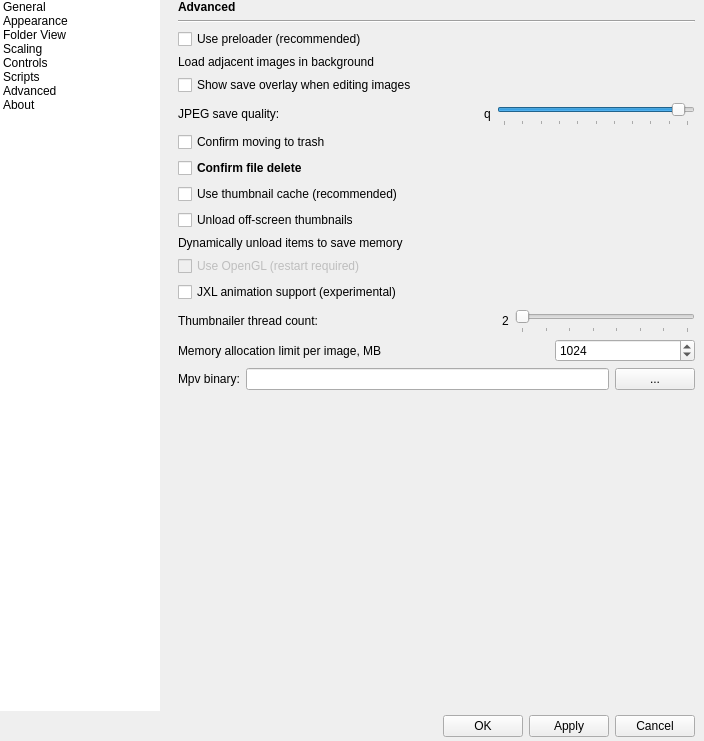
First picture: the form in qimgv/gui/dialogs/settingsdialog.ui, repository do-i/thumbgrid, before the edit.
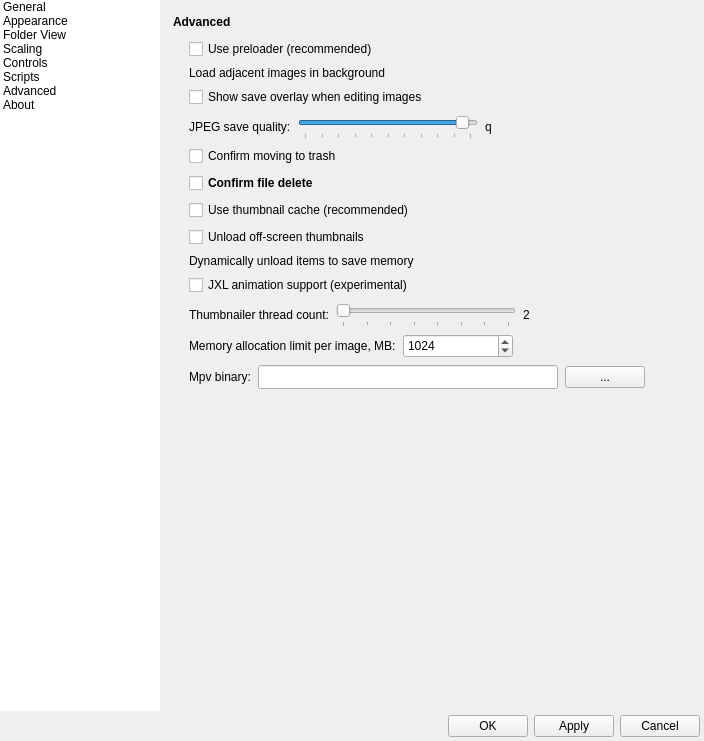
Second picture: the form after the edit. The open tabs and pages were chosen to show the change. Custom widgets are drawn as their Qt base class.

Commit message: layout tweaks, finish other settings pages

What changed in the file:
```diff
--- a/qimgv/gui/dialogs/settingsdialog.ui
+++ b/qimgv/gui/dialogs/settingsdialog.ui
@@ -71,7 +71,7 @@
    <item>
     <layout class="QHBoxLayout" name="horizontalLayout_22" stretch="0,99">
      <property name="spacing">
-      <number>9</number>
+      <number>4</number>
      </property>
      <property name="topMargin">
       <number>0</number>
@@ -3620,7 +3620,7 @@
                <rect>
                 <x>0</x>
                 <y>0</y>
-                <width>531</width>
+                <width>536</width>
                 <height>705</height>
                </rect>
               </property>
@@ -3629,12 +3629,39 @@
                 <number>9</number>
                </property>
                <property name="topMargin">
-                <number>0</number>
+                <number>9</number>
                </property>
                <property name="rightMargin">
                 <number>9</number>
                </property>
                <property name="bottomMargin">
+                <number>9</number>
+               </property>
+               <item>
+                <spacer name="verticalSpacer_17">
+                 <property name="orientation">
+                  <enum>Qt::Vertical</enum>
+                 </property>
+                 <property name="sizeType">
+                  <enum>QSizePolicy::Fixed</enum>
+                 </property>
+                 <property name="sizeHint" stdset="0">
+                  <size>
+                   <width>20</width>
+                   <height>6</height>
+                  </size>
+                 </property>
+                </spacer>
+               </item>
+               <item>
+                <layout class="QHBoxLayout" name="horizontalLayout_39">
+                 <property name="leftMargin">
+                  <number>0</number>
+                 </property>
+                 <property name="topMargin">
+                  <number>0</number>
+                 </property>
+                 <property name="rightMargin">
                 <number>0</number>
                </property>
                <item>
@@ -3650,12 +3677,37 @@
                 </widget>
                </item>
                <item>
-                <widget class="Line" name="line_12">
-                 <property name="orientation">
-                  <enum>Qt::Horizontal</enum>
+                  <widget class="QWidget" name="widget_15" native="true">
+                   <property name="sizePolicy">
+                    <sizepolicy hsizetype="Expanding" vsizetype="Preferred">
+                     <horstretch>0</horstretch>
+                     <verstretch>0</verstretch>
+                    </sizepolicy>
+                   </property>
+                   <property name="accessibleName">
+                    <string notr="true">SLine</string>
                  </property>
                 </widget>
                </item>
+                </layout>
+               </item>
+               <item>
+                <layout class="QVBoxLayout" name="verticalLayout_36">
+                 <property name="spacing">
+                  <number>7</number>
+                 </property>
+                 <property name="leftMargin">
+                  <number>16</number>
+                 </property>
+                 <property name="topMargin">
+                  <number>4</number>
+                 </property>
+                 <property name="rightMargin">
+                  <number>0</number>
+                 </property>
+                 <property name="bottomMargin">
+                  <number>0</number>
+                 </property>
                <item>
                 <widget class="QCheckBox" name="usePreloaderCheckBox">
                  <property name="sizePolicy">
@@ -3704,28 +3756,14 @@
                    </property>
                   </widget>
                  </item>
-                 <item>
-                  <spacer name="horizontalSpacer_7">
-                   <property name="orientation">
-                    <enum>Qt::Horizontal</enum>
-                   </property>
-                   <property name="sizeHint" stdset="0">
-                    <size>
-                     <width>40</width>
-                     <height>20</height>
-                    </size>
-                   </property>
-                  </spacer>
-                 </item>
-                 <item>
-                  <widget class="QLabel" name="JPEGQualityLabel">
-                   <property name="text">
-                    <string>q</string>
-                   </property>
-                  </widget>
-                 </item>
                  <item>
                   <widget class="QSlider" name="JPEGQualitySlider">
+                     <property name="sizePolicy">
+                      <sizepolicy hsizetype="Fixed" vsizetype="Fixed">
+                       <horstretch>0</horstretch>
+                       <verstretch>0</verstretch>
+                      </sizepolicy>
+                     </property>
                    <property name="minimumSize">
                     <size>
                      <width>180</width>
@@ -3755,6 +3793,26 @@
                    </property>
                   </widget>
                  </item>
+                   <item>
+                    <widget class="QLabel" name="JPEGQualityLabel">
+                     <property name="text">
+                      <string>q</string>
+                     </property>
+                    </widget>
+                   </item>
+                   <item>
+                    <spacer name="horizontalSpacer_7">
+                     <property name="orientation">
+                      <enum>Qt::Horizontal</enum>
+                     </property>
+                     <property name="sizeHint" stdset="0">
+                      <size>
+                       <width>40</width>
+                       <height>20</height>
+                      </size>
+                     </property>
+                    </spacer>
+                   </item>
                 </layout>
                </item>
                <item>
@@ -3809,16 +3867,6 @@
                  </property>
                 </widget>
                </item>
-               <item>
-                <widget class="QCheckBox" name="useOpenGLCheckBox">
-                 <property name="enabled">
-                  <bool>false</bool>
-                 </property>
-                 <property name="text">
-                  <string>Use OpenGL (restart required)</string>
-                 </property>
-                </widget>
-               </item>
                <item>
                 <widget class="QCheckBox" name="animatedJxlCheckBox">
                  <property name="text">
@@ -3848,17 +3896,35 @@
                   </widget>
                  </item>
                  <item>
-                  <spacer name="horizontalSpacer_9">
-                   <property name="orientation">
-                    <enum>Qt::Horizontal</enum>
-                   </property>
-                   <property name="sizeHint" stdset="0">
+                    <widget class="QSlider" name="thumbnailerThreadsSlider">
+                     <property name="sizePolicy">
+                      <sizepolicy hsizetype="Fixed" vsizetype="Fixed">
+                       <horstretch>0</horstretch>
+                       <verstretch>0</verstretch>
+                      </sizepolicy>
+                     </property>
+                     <property name="minimumSize">
                     <size>
-                     <width>40</width>
-                     <height>20</height>
-                    </size>
-                   </property>
-                  </spacer>
+                       <width>180</width>
+                       <height>25</height>
+                      </size>
+                     </property>
+                     <property name="minimum">
+                      <number>1</number>
+                     </property>
+                     <property name="maximum">
+                      <number>8</number>
+                     </property>
+                     <property name="pageStep">
+                      <number>1</number>
+                     </property>
+                     <property name="orientation">
+                      <enum>Qt::Horizontal</enum>
+                     </property>
+                     <property name="tickPosition">
+                      <enum>QSlider::TicksBelow</enum>
+                     </property>
+                    </widget>
                  </item>
                  <item>
                   <widget class="QLabel" name="thumbnailerThreadsLabel">
@@ -3868,29 +3934,17 @@
                   </widget>
                  </item>
                  <item>
-                  <widget class="QSlider" name="thumbnailerThreadsSlider">
-                   <property name="minimumSize">
-                    <size>
-                     <width>180</width>
-                     <height>25</height>
-                    </size>
-                   </property>
-                   <property name="minimum">
-                    <number>1</number>
-                   </property>
-                   <property name="maximum">
-                    <number>8</number>
-                   </property>
-                   <property name="pageStep">
-                    <number>1</number>
-                   </property>
+                    <spacer name="horizontalSpacer_9">
                    <property name="orientation">
                     <enum>Qt::Horizontal</enum>
                    </property>
-                   <property name="tickPosition">
-                    <enum>QSlider::TicksBelow</enum>
-                   </property>
-                  </widget>
+                     <property name="sizeHint" stdset="0">
+                      <size>
+                       <width>40</width>
+                       <height>20</height>
+                      </size>
+                     </property>
+                    </spacer>
                  </item>
                 </layout>
                </item>
@@ -3911,22 +3965,22 @@
                  <item>
                   <widget class="QLabel" name="memoryLimitLabel">
                    <property name="text">
-                    <string>Memory allocation limit per image, MB</string>
+                      <string>Memory allocation limit per image, MB:</string>
                    </property>
                   </widget>
                  </item>
                  <item>
                   <widget class="QSpinBox" name="memoryLimitSpinBox">
                    <property name="sizePolicy">
-                    <sizepolicy hsizetype="Fixed" vsizetype="Fixed">
+                      <sizepolicy hsizetype="Fixed" vsizetype="Minimum">
                      <horstretch>0</horstretch>
                      <verstretch>0</verstretch>
                     </sizepolicy>
                    </property>
                    <property name="minimumSize">
                     <size>
-                     <width>140</width>
-                     <height>0</height>
+                       <width>110</width>
+                       <height>24</height>
                     </size>
                    </property>
                    <property name="minimum">
@@ -3943,6 +3997,19 @@
                    </property>
                   </widget>
                  </item>
+                   <item>
+                    <spacer name="horizontalSpacer_32">
+                     <property name="orientation">
+                      <enum>Qt::Horizontal</enum>
+                     </property>
+                     <property name="sizeHint" stdset="0">
+                      <size>
+                       <width>40</width>
+                       <height>20</height>
+                      </size>
+                     </property>
+                    </spacer>
+                   </item>
                 </layout>
                </item>
                <item>
@@ -3952,12 +4019,6 @@
                    <property name="enabled">
                     <bool>true</bool>
                    </property>
-                   <property name="sizePolicy">
-                    <sizepolicy hsizetype="Minimum" vsizetype="Minimum">
-                     <horstretch>0</horstretch>
-                     <verstretch>0</verstretch>
-                    </sizepolicy>
-                   </property>
                    <property name="minimumSize">
                     <size>
                      <width>0</width>
@@ -3975,15 +4036,15 @@
                     <bool>true</bool>
                    </property>
                    <property name="sizePolicy">
-                    <sizepolicy hsizetype="MinimumExpanding" vsizetype="Minimum">
+                      <sizepolicy hsizetype="Minimum" vsizetype="Fixed">
                      <horstretch>0</horstretch>
                      <verstretch>0</verstretch>
                     </sizepolicy>
                    </property>
                    <property name="minimumSize">
                     <size>
-                     <width>0</width>
-                     <height>0</height>
+                       <width>300</width>
+                       <height>24</height>
                     </size>
                    </property>
                   </widget>
@@ -3993,16 +4054,10 @@
                    <property name="enabled">
                     <bool>true</bool>
                    </property>
-                   <property name="sizePolicy">
-                    <sizepolicy hsizetype="Minimum" vsizetype="Minimum">
-                     <horstretch>0</horstretch>
-                     <verstretch>0</verstretch>
-                    </sizepolicy>
-                   </property>
                    <property name="minimumSize">
                     <size>
-                     <width>30</width>
-                     <height>20</height>
+                       <width>20</width>
+                       <height>0</height>
                     </size>
                    </property>
                    <property name="maximumSize">
@@ -4016,6 +4071,21 @@
                    </property>
                   </widget>
                  </item>
+                   <item>
+                    <spacer name="horizontalSpacer_33">
+                     <property name="orientation">
+                      <enum>Qt::Horizontal</enum>
+                     </property>
+                     <property name="sizeHint" stdset="0">
+                      <size>
+                       <width>40</width>
+                       <height>20</height>
+                      </size>
+                     </property>
+                    </spacer>
+                   </item>
+                  </layout>
+                 </item>
                 </layout>
                </item>
                <item>
@@ -4031,22 +4101,6 @@
                  </property>
                 </spacer>
                </item>
-               <item>
-                <spacer name="verticalSpacer_6">
-                 <property name="orientation">
-                  <enum>Qt::Vertical</enum>
-                 </property>
-                 <property name="sizeType">
-                  <enum>QSizePolicy::Expanding</enum>
-                 </property>
-                 <property name="sizeHint" stdset="0">
-                  <size>
-                   <width>20</width>
-                   <height>20</height>
-                  </size>
-                 </property>
-                </spacer>
-               </item>
               </layout>
              </widget>
             </widget>
@@ -4181,13 +4235,13 @@
      </property>
      <layout class="QHBoxLayout" name="horizontalLayout_15">
       <property name="leftMargin">
-       <number>9</number>
+       <number>8</number>
       </property>
       <property name="topMargin">
        <number>4</number>
       </property>
       <property name="rightMargin">
-       <number>9</number>
+       <number>4</number>
       </property>
       <property name="bottomMargin">
        <number>4</number>
```
Left out of the diff: 1332 changed lines with no effect on the pictures. Lines whose indentation alone changed are shown as unchanged. The commit also changes 4 other files.
